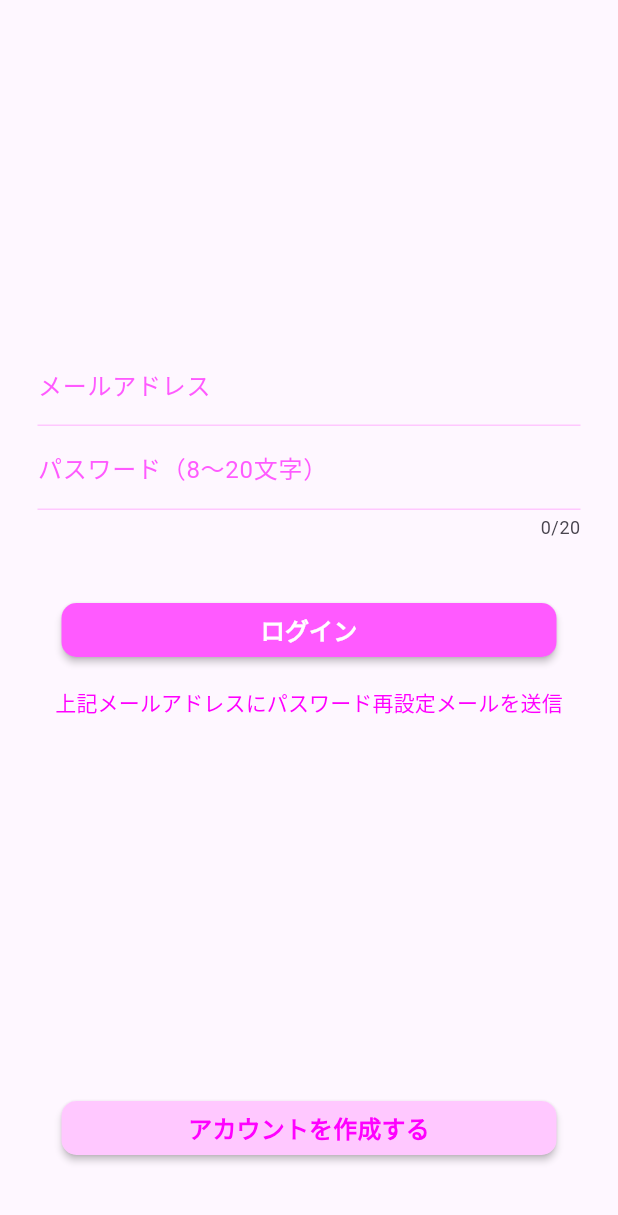
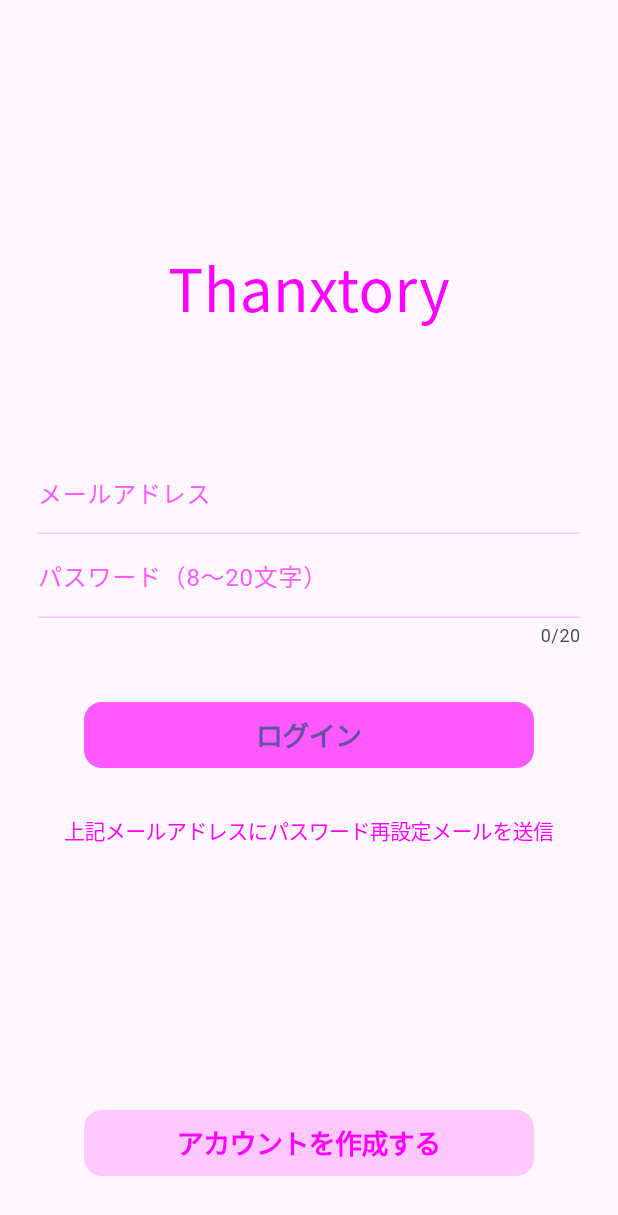
Before and after one commit to hiroshu-diary/thanxtory, a Flutter app: the screen it shows after launch, on a phone screen of 412 x 824 dp. Shown: the top 1215 px of the screen. Run offline on Flutter 3.47's test engine with Material 2 defaults, Android fonts, the phone set to English and light mode, and no system bars; our stand-ins replace anim_search_bar, cloud_firestore, firebase_auth, firebase_core, font_awesome_flutter, like_button and 3 more; accounts and stored records are empty; generated files the repository leaves out were written again.

Commit message:
サインインUIを整えた

```diff
--- a/lib/pages/login/login_page.dart
+++ b/lib/pages/login/login_page.dart
@@ -1,3 +1,4 @@
+import 'package:flutter/cupertino.dart';
 import 'package:flutter/material.dart';
 import 'package:firebase_auth/firebase_auth.dart';
 import 'package:thanxtory/pages/login/auth_error.dart';
@@ -31,9 +32,20 @@ class _Login extends State<LoginPage> {
     return Scaffold(
       body: Center(
         child: Column(
-          mainAxisSize: MainAxisSize.min,
+          mainAxisAlignment: MainAxisAlignment.center,
           children: <Widget>[
-            // メールアドレスの入力フォーム
+            const Padding(
+              padding: EdgeInsets.only(bottom: 80),
+              child: Text(
+                'Thanxtory',
+                style: TextStyle(
+                  color: C.accentColor,
+                  fontSize: 39,
+                  fontWeight: FontWeight.w500,
+                  fontFamily: 'NotoSansJP',
+                ),
+              ),
+            ),
             Padding(
               padding: const EdgeInsets.fromLTRB(25.0, 0, 25.0, 0),
               child: TextFormField(
@@ -56,7 +68,6 @@ class _Login extends State<LoginPage> {
               ),
             ),
 
-            // パスワードの入力フォーム
             Padding(
               padding: const EdgeInsets.fromLTRB(25.0, 0, 25.0, 10.0),
               child: TextFormField(
@@ -90,15 +101,11 @@ class _Login extends State<LoginPage> {
               ),
             ),
 
-            // ログインボタンの配置
-            ButtonTheme(
-              minWidth: 330.0,
-              child: MaterialButton(
-                // ボタンの形状
-                shape: RoundedRectangleBorder(
-                  borderRadius: BorderRadius.circular(10),
-                ),
-
+            SizedBox(
+              width: 300,
+              child: CupertinoButton(
+                padding: EdgeInsets.zero,
+                color: C.subColor,
                 onPressed: () async {
                   try {
                     // メール/パスワードでログイン
@@ -139,21 +146,26 @@ class _Login extends State<LoginPage> {
                   'ログイン',
                   style: TextStyle(
                     fontWeight: FontWeight.w600,
-                    fontSize: 16,
+                    fontSize: 18,
                   ),
                 ),
-                textColor: Colors.white,
-                color: C.subColor,
               ),
             ),
 
             // ログイン失敗時のエラーメッセージ
-            TextButton(
+            Padding(
+              padding: const EdgeInsets.only(top: 20),
+              child: CupertinoButton(
+                padding: EdgeInsets.zero,
                 child: const Text(
                   '上記メールアドレスにパスワード再設定メールを送信',
-                style: TextStyle(color: C.accentColor),
+                  style: TextStyle(
+                    color: C.accentColor,
+                    fontSize: 14,
+                  ),
                 ),
                 onPressed: () => _auth.sendPasswordResetEmail(email: _mail),
+              ),
             ),
           ],
         ),
@@ -165,34 +177,29 @@ class _Login extends State<LoginPage> {
         child: Column(
           mainAxisSize: MainAxisSize.min,
           children: <Widget>[
-            Padding(
-              padding: const EdgeInsets.all(8.0),
-              child: ButtonTheme(
-                minWidth: 330.0,
-                child: MaterialButton(
+            SizedBox(
+              width: 300,
+              child: CupertinoButton(
+                padding: EdgeInsets.zero,
                 child: const Text(
                   'アカウントを作成する',
                   style: TextStyle(
                     fontWeight: FontWeight.bold,
-                      fontSize: 16,
+                    fontSize: 18,
+                    color: C.accentColor,
                   ),
                 ),
-                  textColor: C.accentColor,
                 color: C.mainColor,
-                  shape: RoundedRectangleBorder(
-                    borderRadius: BorderRadius.circular(10),
-                  ),
-
-                  // ボタンクリック後にアカウント作成用の画面の遷移する。
                 onPressed: () {
                   Navigator.of(context).push(
                     MaterialPageRoute(
                       fullscreenDialog: true,
-                        builder: (BuildContext context) => const Registration(),
+                      builder: (BuildContext context) {
+                        return const Registration();
+                      },
                     ),
                   );
                 },
-                ),
               ),
             ),
           ],
```
Also changed, not shown: lib/pages/login/email_checker.dart (+10 -8 lines), lib/pages/login/registration_page.dart (+11 -16 lines). Lines whose indentation alone changed are shown as unchanged.
